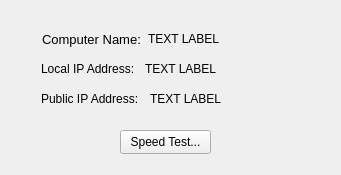
Before: the Qt Designer form ui/mainwindow.ui in beachbobe/NetworkInfoLinux, drawn with Qt 5.
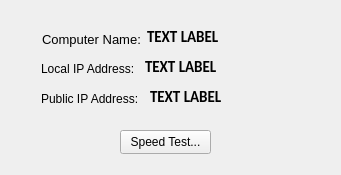
After: the same form once the commit is applied.

Commit message: Updated Speed Test UI and functionality

What changed in the file:
```diff
--- a/ui/mainwindow.ui
+++ b/ui/mainwindow.ui
@@ -36,12 +36,20 @@
    <widget class="QLabel" name="label_ComputerName">
     <property name="geometry">
      <rect>
-      <x>148</x>
-      <y>31</y>
+      <x>147</x>
+      <y>29</y>
       <width>151</width>
       <height>16</height>
      </rect>
     </property>
+    <property name="font">
+     <font>
+      <family>Calibri</family>
+      <pointsize>11</pointsize>
+      <weight>75</weight>
+      <bold>true</bold>
+     </font>
+    </property>
     <property name="text">
      <string>TEXT LABEL</string>
     </property>
@@ -63,11 +71,19 @@
     <property name="geometry">
      <rect>
       <x>145</x>
-      <y>61</y>
+      <y>59</y>
       <width>151</width>
       <height>16</height>
      </rect>
     </property>
+    <property name="font">
+     <font>
+      <family>Calibri</family>
+      <pointsize>11</pointsize>
+      <weight>75</weight>
+      <bold>true</bold>
+     </font>
+    </property>
     <property name="text">
      <string>TEXT LABEL</string>
     </property>
@@ -89,11 +105,19 @@
     <property name="geometry">
      <rect>
       <x>150</x>
-      <y>91</y>
+      <y>89</y>
       <width>141</width>
       <height>16</height>
      </rect>
     </property>
+    <property name="font">
+     <font>
+      <family>Calibri</family>
+      <pointsize>11</pointsize>
+      <weight>75</weight>
+      <bold>true</bold>
+     </font>
+    </property>
     <property name="text">
      <string>TEXT LABEL</string>
     </property>
```
The commit also changes 2 other files.
